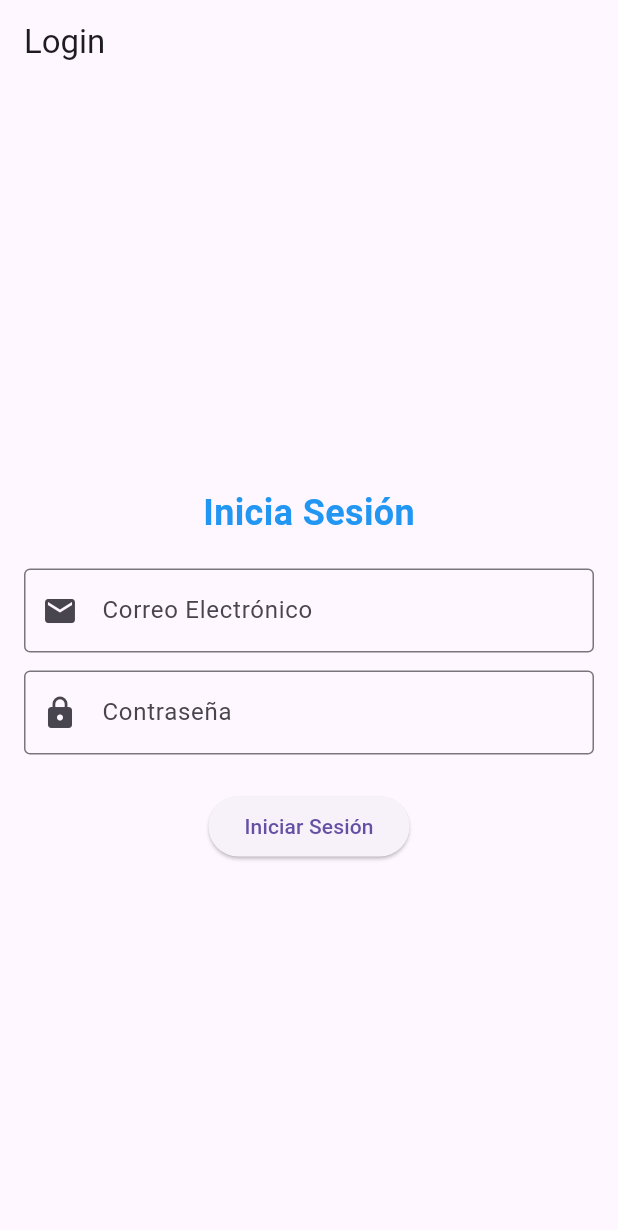
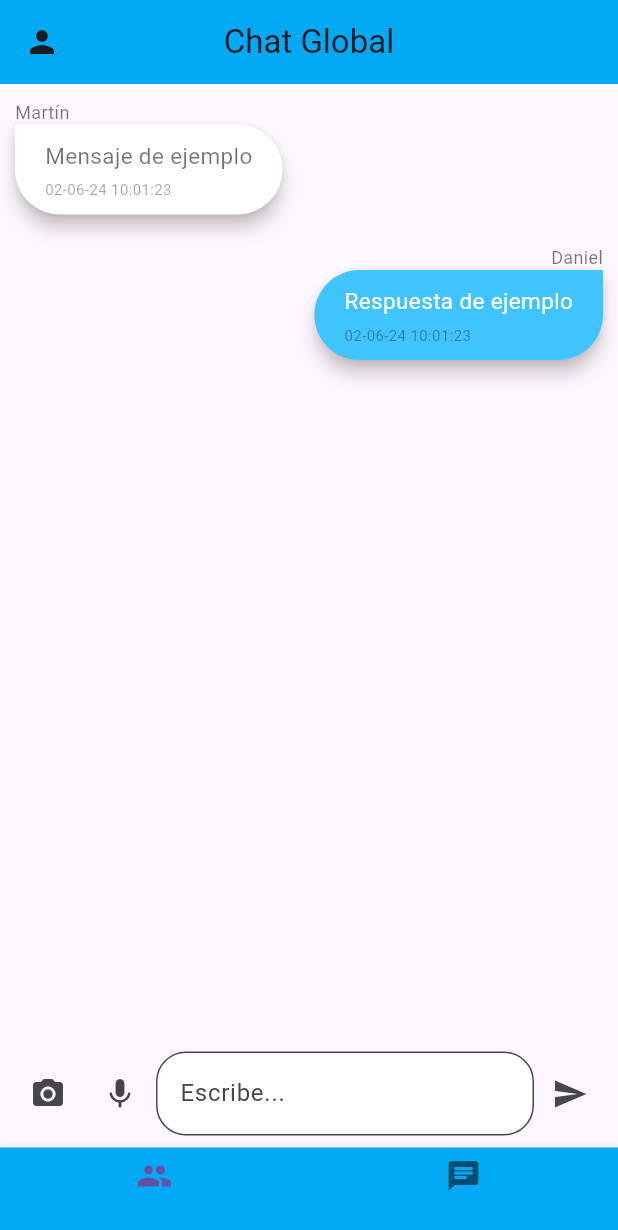
Before and after one commit to MigueMendz/app_movil_hexagonal, a Flutter app: the screen it shows after launch, on a phone screen of 412 x 824 dp. Shown: the top 1230 px of the screen. Run offline on Flutter 3.47's test engine with Material 3 defaults, Android fonts, the phone set to English and light mode, and no system bars; our stand-ins replace connectivity.

Commit message:
Page chat and list user is file static

```diff
--- a/lib/main.dart
+++ b/lib/main.dart
@@ -1,13 +1,15 @@
 import 'package:flutter/material.dart';
 import 'package:proyecto_integrador/user/application/auth_manager.dart';
 import 'package:proyecto_integrador/user/application/user_manager.dart';
-import 'package:proyecto_integrador/user/domain/usercases/delete_user_account_use_case.dart';
-import 'package:proyecto_integrador/user/domain/usercases/get_user_details_use_case.dart';
-import 'package:proyecto_integrador/user/domain/usercases/login_user_use_case.dart';
-import 'package:proyecto_integrador/user/domain/usercases/update_user_info_use_case.dart';
+import 'package:proyecto_integrador/user/application/usercases/delete_user_account_use_case.dart';
+import 'package:proyecto_integrador/user/application/usercases/get_user_details_use_case.dart';
+import 'package:proyecto_integrador/user/application/usercases/login_user_use_case.dart';
+import 'package:proyecto_integrador/user/application/usercases/update_user_info_use_case.dart';
 import 'package:proyecto_integrador/user/infraestructure/repositories/api_user_repository.dart';
 import 'package:proyecto_integrador/user/infraestructure/services/local_storage_service.dart';
 import 'package:proyecto_integrador/user/infraestructure/services/network_service.dart';
+import 'package:proyecto_integrador/user/presentation/pages/chat_page.dart';
+import 'package:proyecto_integrador/user/presentation/pages/list_user_page.dart';
 import 'package:proyecto_integrador/user/presentation/pages/login_page.dart';
 import 'package:proyecto_integrador/user/presentation/pages/user_details_page.dart';
 
@@ -51,10 +53,12 @@ class MyApp extends StatelessWidget {
       theme: ThemeData(
         primarySwatch: Colors.blue,
       ),
-      initialRoute: '/',
+      initialRoute: '/chat',
       routes: {
         '/': (context) => LoginPage(authManager: authManager),
         '/perfil': (context) => UserDetailsPage(userManager: userManager),
+        '/chat': (context) => ChatPage(),
+        '/list': (context) => ListUserPage()
       },
     );
   }
--- a/lib/user/application/auth_manager.dart
+++ b/lib/user/application/auth_manager.dart
@@ -1,4 +1,4 @@
-import 'package:proyecto_integrador/user/domain/usercases/login_user_use_case.dart';
+import 'package:proyecto_integrador/user/application/usercases/login_user_use_case.dart';
 
 class AuthManager {
   final LoginUserUseCase loginUserUseCase;
--- a/lib/user/domain/usercases/delete_user_account_use_case.dart
+++ b/lib/user/application/usercases/delete_user_account_use_case.dart
@@ -1,4 +1,4 @@
-import '../repositories/ user_repository.dart';
+import '../../domain/repositories/ user_repository.dart';
 
 class DeleteUserAccountUseCase {
   final UserRepository userRepository;
--- a/lib/user/domain/usercases/get_user_details_use_case.dart
+++ b/lib/user/application/usercases/get_user_details_use_case.dart
@@ -1,4 +1,4 @@
-import '../repositories/ user_repository.dart';
+import '../../domain/repositories/ user_repository.dart';
 
 class GetUserDetailsUseCase {
   final UserRepository userRepository;
--- a/lib/user/domain/usercases/login_user_use_case.dart
+++ b/lib/user/application/usercases/login_user_use_case.dart
@@ -1,6 +1,7 @@
 import 'package:proyecto_integrador/user/domain/entities/user_entity.dart';
 
-import '../repositories/ user_repository.dart';
+import '../../domain/repositories/ user_repository.dart';
+
 
 class LoginUserUseCase {
   final UserRepository userRepository;
--- a/lib/user/domain/usercases/update_user_info_use_case.dart
+++ b/lib/user/application/usercases/update_user_info_use_case.dart
@@ -1,4 +1,5 @@
-import '../repositories/ user_repository.dart';
+
+import '../../domain/repositories/ user_repository.dart';
 
 class UpdateUserInfoUseCase {
   final UserRepository userRepository;
--- a/lib/user/data/user_repository.dart
+++ b/lib/user/data/user_repository.dart
@@ -4,7 +4,7 @@ import '../infraestructure/services/local_storage_service.dart';
 import '../infraestructure/services/network_service.dart';
 import '../infraestructure/repositories/api_user_repository.dart';
 
-class UserRepositoryImpl implements UserRepository {
+abstract class UserRepositoryImpl implements UserRepository {
   final NetworkService _networkService;
   final LocalStorageService _localStorageService;
   final ApiUserRepository _apiUserRepository;
--- a/lib/user/domain/repositories/ user_repository.dart
+++ b/lib/user/domain/repositories/ user_repository.dart
@@ -5,4 +5,5 @@ abstract class UserRepository {
   Future<Map<String, dynamic>> getUserDetails(String userId);
   Future<bool> updateUserInfo(String userId, Map<String, dynamic> newData);
   Future<bool> deleteUserAccount(String userId);
-  }
+  Future<bool> registerUser(User user); // Agrega este método para registrar un usuario
+}
--- a/lib/user/infraestructure/repositories/api_user_repository.dart
+++ b/lib/user/infraestructure/repositories/api_user_repository.dart
@@ -112,4 +112,7 @@ class ApiUserRepository implements UserRepository {
       return false;
     }
   }
+
+  @override
+  dynamic noSuchMethod(Invocation invocation) => super.noSuchMethod(invocation);
 }
--- a/lib/user/infraestructure/services/local_storage_service.dart
+++ b/lib/user/infraestructure/services/local_storage_service.dart
@@ -50,4 +50,7 @@ class LocalStorageService {
     }
     _pendingTransactions.clear();
   }
+
+  getUserDetailsLocally(String userId) {}
+
 }
--- /dev/null
+++ b/lib/user/presentation/pages/chat_page.dart
@@ -0,0 +1,149 @@
+import 'package:flutter/material.dart';
+
+class ChatPage extends StatelessWidget {
+  @override
+  Widget build(BuildContext context) {
+    return Scaffold(
+      appBar: AppBar(
+        title: Text('Chat Global'),
+        backgroundColor: Colors.lightBlue,
+        centerTitle: true,
+        leading: Icon(Icons.person),
+      ),
+      body: Column(
+        children: <Widget>[
+          Expanded(
+            child: ListView(
+              children: <Widget>[
+                MessageBubble(
+                  sender: 'Martín',
+                  text: 'Mensaje de ejemplo',
+                  isMe: false,
+                  timestamp: '02-06-24 10:01:23',
+                ),
+                MessageBubble(
+                  sender: 'Daniel',
+                  text: 'Respuesta de ejemplo',
+                  isMe: true,
+                  timestamp: '02-06-24 10:01:23',
+                ),
+              ],
+            ),
+          ),
+          Container(
+            padding: EdgeInsets.all(8.0),
+            child: Row(
+              children: <Widget>[
+                IconButton(
+                  icon: Icon(Icons.photo_camera),
+                  onPressed: () {},
+                ),
+                IconButton(
+                  icon: Icon(Icons.mic),
+                  onPressed: () {},
+                ),
+                Expanded(
+                  child: TextField(
+                    decoration: InputDecoration(
+                      hintText: 'Escribe...',
+                      border: OutlineInputBorder(
+                        borderRadius: BorderRadius.circular(20),
+                      ),
+                      filled: true,
+                      fillColor: Colors.white,
+                    ),
+                  ),
+                ),
+                IconButton(
+                  icon: Icon(Icons.send),
+                  onPressed: () {},
+                ),
+              ],
+            ),
+          ),
+        ],
+      ),
+      bottomNavigationBar: BottomNavigationBar(
+        items: [
+          BottomNavigationBarItem(
+            icon: Icon(Icons.group),
+            label: '',
+          ),
+          BottomNavigationBarItem(
+            icon: Icon(Icons.chat),
+            label: '',
+          ),
+        ],
+        backgroundColor: Colors.lightBlue,
+      ),
+    );
+  }
+}
+
+class MessageBubble extends StatelessWidget {
+  final String sender;
+  final String text;
+  final bool isMe;
+  final String timestamp;
+
+  MessageBubble({required this.sender, required this.text, required this.isMe, required this.timestamp});
+
+  @override
+  Widget build(BuildContext context) {
+    return Padding(
+      padding: EdgeInsets.all(10.0),
+      child: Column(
+        crossAxisAlignment:
+        isMe ? CrossAxisAlignment.end : CrossAxisAlignment.start,
+        children: <Widget>[
+          Text(
+            sender,
+            style: TextStyle(
+              fontSize: 12.0,
+              color: Colors.black54,
+            ),
+          ),
+          Material(
+            borderRadius: isMe
+                ? BorderRadius.only(
+              topLeft: Radius.circular(30.0),
+              bottomLeft: Radius.circular(30.0),
+              bottomRight: Radius.circular(30.0),
+            )
+                : BorderRadius.only(
+              topRight: Radius.circular(30.0),
+              bottomLeft: Radius.circular(30.0),
+              bottomRight: Radius.circular(30.0),
+            ),
+            elevation: 5.0,
+            color: isMe ? Colors.lightBlueAccent : Colors.white,
+            child: Padding(
+              padding:
+              EdgeInsets.symmetric(vertical: 10.0, horizontal: 20.0),
+              child: Column(
+                crossAxisAlignment: CrossAxisAlignment.start,
+                children: [
+                  Text(
+                    text,
+                    style: TextStyle(
+                      color: isMe ? Colors.white : Colors.black54,
+                      fontSize: 15.0,
+                    ),
+                  ),
+                  SizedBox(height: 5),
+                  Text(
+                    timestamp,
+                    style: TextStyle(
+                      color: Colors.black38,
+                      fontSize: 10.0,
+                    ),
+                  ),
+                ],
+              ),
+            ),
+          ),
+        ],
+      ),
+    );
+  }
+}
--- /dev/null
+++ b/lib/user/presentation/pages/list_user_page.dart
@@ -0,0 +1,54 @@
+import 'package:flutter/material.dart';
+
+class ListUserPage extends StatelessWidget {
+  @override
+  Widget build(BuildContext context) {
+    return Scaffold(
+      appBar: AppBar(
+        title: Text('Users'),
+        backgroundColor: Colors.lightBlue,
+        centerTitle: true,
+      ),
+      body: ListView(
+        children: <Widget>[
+          UserTile(name: 'Migue'),
+          UserTile(name: 'Martin'),
+          UserTile(name: 'Mendoza'),
+          UserTile(name: 'Martin'),
+        ],
+      ),
+      bottomNavigationBar: BottomNavigationBar(
+        items: [
+          BottomNavigationBarItem(
+            icon: Icon(Icons.chat),
+            label: '',
+          ),
+          BottomNavigationBarItem(
+            icon: Icon(Icons.group),
+            label: '',
+          ),
+        ],
+        backgroundColor: Colors.lightBlue,
+      ),
+    );
+  }
+}
+
+class UserTile extends StatelessWidget {
+  final String name;
+
+  UserTile({required this.name});
+
+  @override
+  Widget build(BuildContext context) {
+    return ListTile(
+      leading: CircleAvatar(
+        child: Icon(Icons.person),
+      ),
+      title: Container(
+        height: 20,
+        color: Colors.grey.shade300,
+      ),
+    );
+  }
+}
```
Also changed, not shown: lib/user/application/user_manager.dart (+5 -4 lines), lib/user/application/usercases/register_user_use_case.dart (added), lib/user/presentation/pages/login_page.dart (line endings or trailing spaces).
